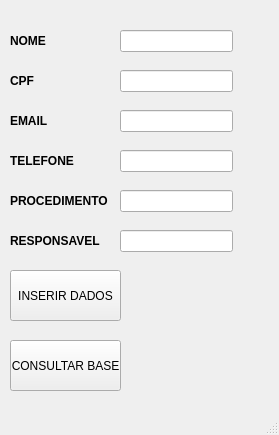
The window that formulario.ui (vmeazevedo/Sistema_de_Controle_de_Atendimento_RDS-MySQL) describes before a commit, drawn with Qt 5.
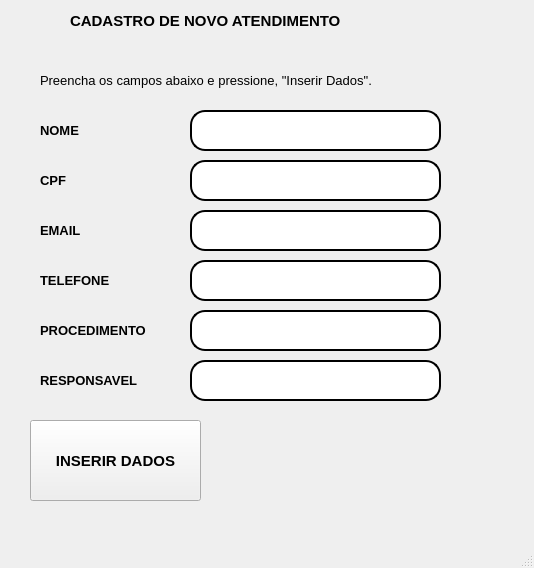
The same window after the commit.

Commit message: criação da nova tela inicial e alteração no layout das paginas

```diff
--- a/formulario.ui
+++ b/formulario.ui
@@ -6,8 +6,8 @@
    <rect>
     <x>0</x>
     <y>0</y>
-    <width>279</width>
-    <height>435</height>
+    <width>534</width>
+    <height>568</height>
    </rect>
   </property>
   <property name="windowTitle">
@@ -17,14 +17,15 @@
    <widget class="QLabel" name="lb_nome">
     <property name="geometry">
      <rect>
-      <x>10</x>
-      <y>20</y>
+      <x>40</x>
+      <y>110</y>
       <width>141</width>
       <height>41</height>
      </rect>
     </property>
     <property name="font">
      <font>
+      <pointsize>10</pointsize>
       <weight>75</weight>
       <bold>true</bold>
      </font>
@@ -36,14 +37,15 @@
    <widget class="QLabel" name="lb_cpf">
     <property name="geometry">
      <rect>
-      <x>10</x>
-      <y>60</y>
+      <x>40</x>
+      <y>160</y>
       <width>141</width>
       <height>41</height>
      </rect>
     </property>
     <property name="font">
      <font>
+      <pointsize>10</pointsize>
       <weight>75</weight>
       <bold>true</bold>
      </font>
@@ -55,14 +57,15 @@
    <widget class="QLabel" name="lb_email">
     <property name="geometry">
      <rect>
-      <x>10</x>
-      <y>100</y>
+      <x>40</x>
+      <y>210</y>
       <width>141</width>
       <height>41</height>
      </rect>
     </property>
     <property name="font">
      <font>
+      <pointsize>10</pointsize>
       <weight>75</weight>
       <bold>true</bold>
      </font>
@@ -74,14 +77,15 @@
    <widget class="QLabel" name="lb_telefone">
     <property name="geometry">
      <rect>
-      <x>10</x>
-      <y>140</y>
+      <x>40</x>
+      <y>260</y>
       <width>141</width>
       <height>41</height>
      </rect>
     </property>
     <property name="font">
      <font>
+      <pointsize>10</pointsize>
       <weight>75</weight>
       <bold>true</bold>
      </font>
@@ -93,14 +97,15 @@
    <widget class="QLabel" name="lb_responsavel">
     <property name="geometry">
      <rect>
-      <x>10</x>
-      <y>220</y>
+      <x>40</x>
+      <y>360</y>
       <width>141</width>
       <height>41</height>
      </rect>
     </property>
     <property name="font">
      <font>
+      <pointsize>10</pointsize>
       <weight>75</weight>
       <bold>true</bold>
      </font>
@@ -112,14 +117,15 @@
    <widget class="QLabel" name="lb_procedimento">
     <property name="geometry">
      <rect>
-      <x>10</x>
-      <y>180</y>
+      <x>40</x>
+      <y>310</y>
       <width>141</width>
       <height>41</height>
      </rect>
     </property>
     <property name="font">
      <font>
+      <pointsize>10</pointsize>
       <weight>75</weight>
       <bold>true</bold>
      </font>
@@ -131,12 +137,19 @@
    <widget class="QPushButton" name="botao_inserir">
     <property name="geometry">
      <rect>
-      <x>10</x>
-      <y>270</y>
-      <width>111</width>
-      <height>51</height>
+      <x>30</x>
+      <y>420</y>
+      <width>171</width>
+      <height>81</height>
      </rect>
     </property>
+    <property name="font">
+     <font>
+      <pointsize>11</pointsize>
+      <weight>75</weight>
+      <bold>true</bold>
+     </font>
+    </property>
     <property name="text">
      <string>INSERIR DADOS</string>
     </property>
@@ -144,74 +157,167 @@
    <widget class="QLineEdit" name="campo_1">
     <property name="geometry">
      <rect>
-      <x>120</x>
-      <y>30</y>
-      <width>113</width>
-      <height>22</height>
+      <x>190</x>
+      <y>110</y>
+      <width>251</width>
+      <height>41</height>
      </rect>
     </property>
+    <property name="font">
+     <font>
+      <pointsize>9</pointsize>
+     </font>
+    </property>
+    <property name="styleSheet">
+     <string notr="true">border-radius: 15px;
+border-style: outset;
+border-width: 2px;</string>
+    </property>
+    <property name="text">
+     <string/>
+    </property>
    </widget>
    <widget class="QLineEdit" name="campo_2">
     <property name="geometry">
      <rect>
-      <x>120</x>
-      <y>70</y>
-      <width>113</width>
-      <height>22</height>
+      <x>190</x>
+      <y>160</y>
+      <width>251</width>
+      <height>41</height>
      </rect>
     </property>
+    <property name="font">
+     <font>
+      <pointsize>9</pointsize>
+     </font>
+    </property>
+    <property name="styleSheet">
+     <string notr="true">border-radius: 15px;
+border-style: outset;
+border-width: 2px;</string>
+    </property>
    </widget>
    <widget class="QLineEdit" name="campo_3">
     <property name="geometry">
      <rect>
-      <x>120</x>
-      <y>110</y>
-      <width>113</width>
-      <height>22</height>
+      <x>190</x>
+      <y>210</y>
+      <width>251</width>
+      <height>41</height>
      </rect>
     </property>
+    <property name="font">
+     <font>
+      <pointsize>9</pointsize>
+     </font>
+    </property>
+    <property name="styleSheet">
+     <string notr="true">border-radius: 15px;
+border-style: outset;
+border-width: 2px;</string>
+    </property>
    </widget>
    <widget class="QLineEdit" name="campo_5">
     <property name="geometry">
      <rect>
-      <x>120</x>
-      <y>190</y>
-      <width>113</width>
-      <height>22</height>
+      <x>190</x>
+      <y>310</y>
+      <width>251</width>
+      <height>41</height>
      </rect>
     </property>
+    <property name="font">
+     <font>
+      <pointsize>9</pointsize>
+     </font>
+    </property>
+    <property name="styleSheet">
+     <string notr="true">border-radius: 15px;
+border-style: outset;
+border-width: 2px;</string>
+    </property>
+    <property name="text">
+     <string/>
+    </property>
    </widget>
    <widget class="QLineEdit" name="campo_6">
     <property name="geometry">
      <rect>
-      <x>120</x>
-      <y>230</y>
-      <width>113</width>
-      <height>22</height>
+      <x>190</x>
+      <y>360</y>
+      <width>251</width>
+      <height>41</height>
      </rect>
     </property>
+    <property name="font">
+     <font>
+      <pointsize>9</pointsize>
+     </font>
+    </property>
+    <property name="styleSheet">
+     <string notr="true">border-radius: 15px;
+border-style: outset;
+border-width: 2px;</string>
+    </property>
    </widget>
    <widget class="QLineEdit" name="campo_4">
     <property name="geometry">
      <rect>
-      <x>120</x>
-      <y>150</y>
-      <width>113</width>
-      <height>22</height>
+      <x>190</x>
+      <y>260</y>
+      <width>251</width>
+      <height>41</height>
      </rect>
     </property>
+    <property name="font">
+     <font>
+      <pointsize>9</pointsize>
+     </font>
+    </property>
+    <property name="styleSheet">
+     <string notr="true">border-radius: 15px;
+border-style: outset;
+border-width: 2px;</string>
+    </property>
    </widget>
-   <widget class="QPushButton" name="botao_consulta">
+   <widget class="QLabel" name="label">
     <property name="geometry">
      <rect>
-      <x>10</x>
-      <y>340</y>
-      <width>111</width>
-      <height>51</height>
+      <x>70</x>
+      <y>10</y>
+      <width>351</width>
+      <height>21</height>
      </rect>
     </property>
+    <property name="font">
+     <font>
+      <pointsize>11</pointsize>
+      <weight>75</weight>
+      <bold>true</bold>
+     </font>
+    </property>
     <property name="text">
-     <string>CONSULTAR BASE</string>
+     <string>CADASTRO DE NOVO ATENDIMENTO</string>
+    </property>
+   </widget>
+   <widget class="QLabel" name="label_2">
+    <property name="geometry">
+     <rect>
+      <x>40</x>
+      <y>60</y>
+      <width>421</width>
+      <height>41</height>
+     </rect>
+    </property>
+    <property name="font">
+     <font>
+      <pointsize>10</pointsize>
+      <weight>50</weight>
+      <bold>false</bold>
+     </font>
+    </property>
+    <property name="text">
+     <string>Preencha os campos abaixo e pressione, &quot;Inserir Dados&quot;.</string>
     </property>
    </widget>
   </widget>
```
Left out of the diff: 2 changed lines with no effect on the pictures. The commit also changes 3 other files.
